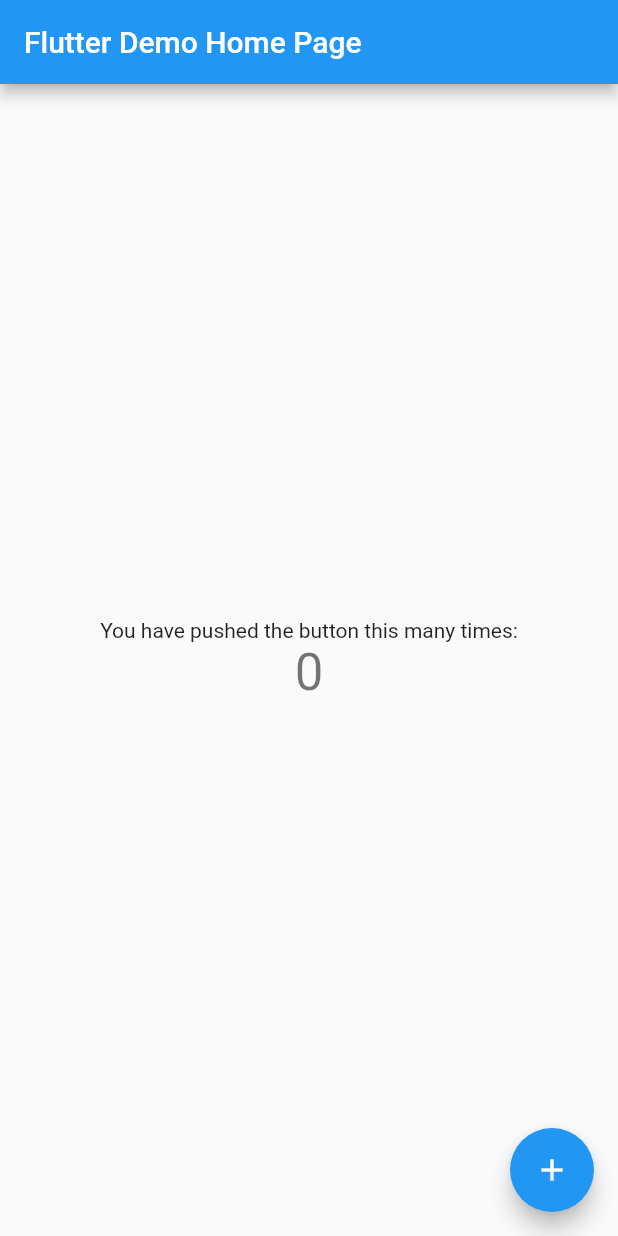
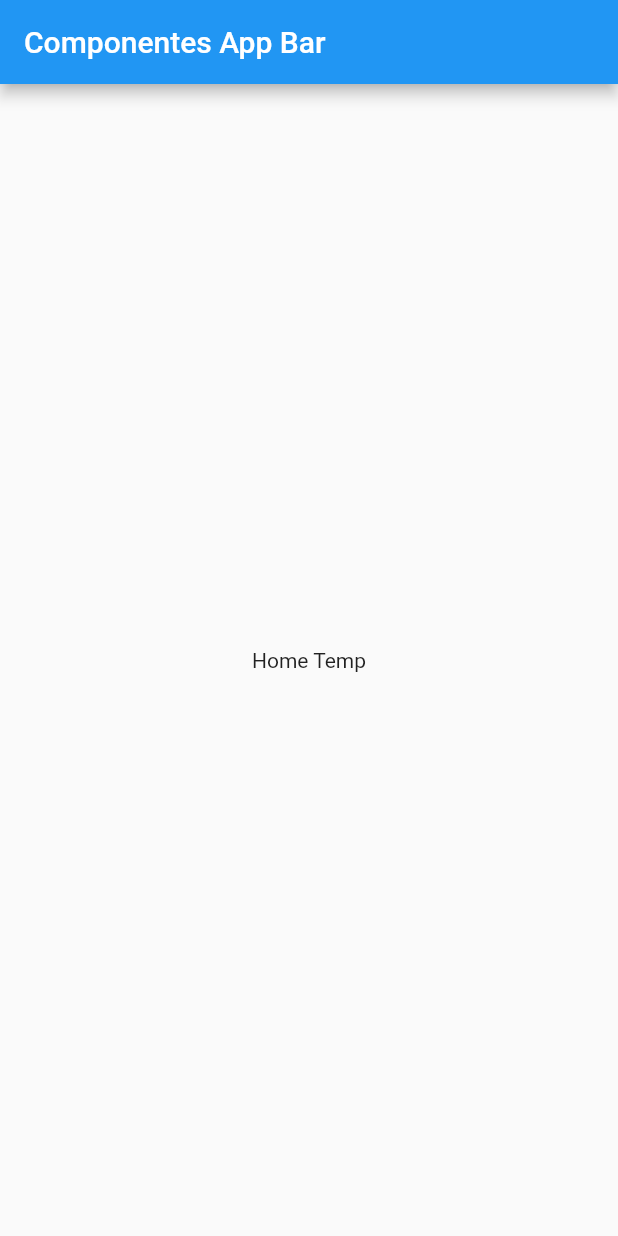
Before and after one commit to sebaespinosa/componentes, a Flutter app: the screen it shows after launch, on a phone screen of 412 x 824 dp. Run offline on Flutter 3.47's test engine with Material 2 defaults, Android fonts, the phone set to English and light mode, and no system bars.

Commit message:
crear componente inicial desde cero

```diff
--- a/lib/main.dart
+++ b/lib/main.dart
@@ -1,113 +1,21 @@
 import 'package:flutter/material.dart';
 
-void main() {
-  runApp(MyApp());
-}
+
+import 'package:componentes/src/pages/home_temp.dart';
+void main() => runApp(MyApp());
 
 class MyApp extends StatelessWidget {
-  // This widget is the root of your application.
   @override
   Widget build(BuildContext context) {
     return MaterialApp(
-      title: 'Flutter Demo',
-      theme: ThemeData(
-        // This is the theme of your application.
-        //
-        // Try running your application with "flutter run". You'll see the
-        // application has a blue toolbar. Then, without quitting the app, try
-        // changing the primarySwatch below to Colors.green and then invoke
-        // "hot reload" (press "r" in the console where you ran "flutter run",
-        // or simply save your changes to "hot reload" in a Flutter IDE).
-        // Notice that the counter didn't reset back to zero; the application
-        // is not restarted.
-        primarySwatch: Colors.blue,
+      title: 'Componentes App',
+      debugShowCheckedModeBanner: false,
+      home: Scaffold(
+        appBar: AppBar(
+          title: Text('Componentes App Bar'),
+        ),
+        body: HomePageTemp(),
       ),
-      home: MyHomePage(title: 'Flutter Demo Home Page'),
     );
   }
 }
-
-class MyHomePage extends StatefulWidget {
-  MyHomePage({Key key, this.title}) : super(key: key);
-
-  // This widget is the home page of your application. It is stateful, meaning
-  // that it has a State object (defined below) that contains fields that affect
-  // how it looks.
-
-  // This class is the configuration for the state. It holds the values (in this
-  // case the title) provided by the parent (in this case the App widget) and
-  // used by the build method of the State. Fields in a Widget subclass are
-  // always marked "final".
-
-  final String title;
-
-  @override
-  _MyHomePageState createState() => _MyHomePageState();
-}
-
-class _MyHomePageState extends State<MyHomePage> {
-  int _counter = 0;
-
-  void _incrementCounter() {
-    setState(() {
-      // This call to setState tells the Flutter framework that something has
-      // changed in this State, which causes it to rerun the build method below
-      // so that the display can reflect the updated values. If we changed
-      // _counter without calling setState(), then the build method would not be
-      // called again, and so nothing would appear to happen.
-      _counter++;
-    });
-  }
-
-  @override
-  Widget build(BuildContext context) {
-    // This method is rerun every time setState is called, for instance as done
-    // by the _incrementCounter method above.
-    //
-    // The Flutter framework has been optimized to make rerunning build methods
-    // fast, so that you can just rebuild anything that needs updating rather
-    // than having to individually change instances of widgets.
-    return Scaffold(
-      appBar: AppBar(
-        // Here we take the value from the MyHomePage object that was created by
-        // the App.build method, and use it to set our appbar title.
-        title: Text(widget.title),
-      ),
-      body: Center(
-        // Center is a layout widget. It takes a single child and positions it
-        // in the middle of the parent.
-        child: Column(
-          // Column is also a layout widget. It takes a list of children and
-          // arranges them vertically. By default, it sizes itself to fit its
-          // children horizontally, and tries to be as tall as its parent.
-          //
-          // Invoke "debug painting" (press "p" in the console, choose the
-          // "Toggle Debug Paint" action from the Flutter Inspector in Android
-          // Studio, or the "Toggle Debug Paint" command in Visual Studio Code)
-          // to see the wireframe for each widget.
-          //
-          // Column has various properties to control how it sizes itself and
-          // how it positions its children. Here we use mainAxisAlignment to
-          // center the children vertically; the main axis here is the vertical
-          // axis because Columns are vertical (the cross axis would be
-          // horizontal).
-          mainAxisAlignment: MainAxisAlignment.center,
-          children: <Widget>[
-            Text(
-              'You have pushed the button this many times:',
-            ),
-            Text(
-              '$_counter',
-              style: Theme.of(context).textTheme.headline4,
-            ),
-          ],
-        ),
-      ),
-      floatingActionButton: FloatingActionButton(
-        onPressed: _incrementCounter,
-        tooltip: 'Increment',
-        child: Icon(Icons.add),
-      ), // This trailing comma makes auto-formatting nicer for build methods.
-    );
-  }
-}
--- /dev/null
+++ b/lib/src/pages/home_temp.dart
@@ -0,0 +1,13 @@
+import 'package:flutter/material.dart';
+
+
+class HomePageTemp extends StatelessWidget {
+  const HomePageTemp({Key key}) : super(key: key);
+
+  @override
+  Widget build(BuildContext context) {
+    return Center(
+      child: Text('Home Temp'),
+    );
+  }
+}
```
Also changed, not shown: 3 other files.
